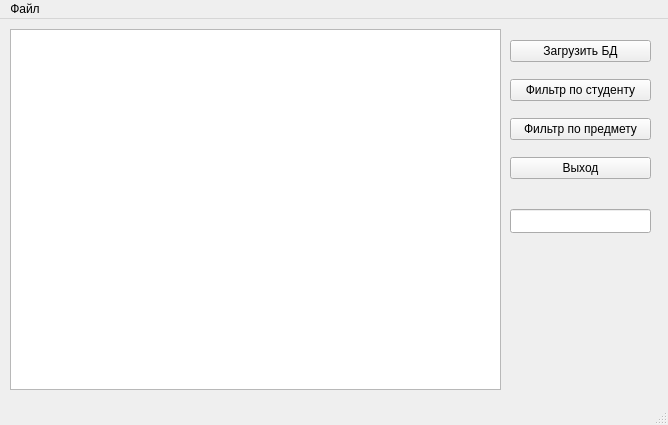
Qt form mainwindow.ui (bashkircoder/StudentActivity) before a commit.
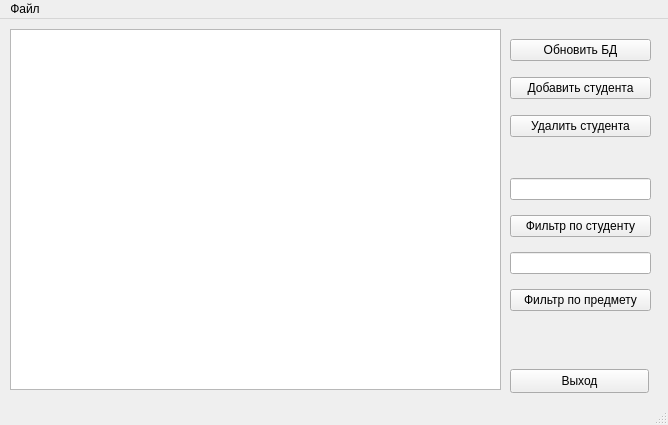
The same form after that commit.

```diff
--- a/mainwindow.ui
+++ b/mainwindow.ui
@@ -30,16 +30,45 @@
       <x>510</x>
       <y>10</y>
       <width>141</width>
-      <height>161</height>
+      <height>121</height>
      </rect>
     </property>
     <layout class="QVBoxLayout" name="verticalLayout">
      <item>
       <widget class="QPushButton" name="pushButtonDB">
        <property name="text">
-        <string>Загрузить БД</string>
+        <string>Обновить БД</string>
        </property>
       </widget>
+     </item>
+     <item>
+      <widget class="QPushButton" name="pushButtonAdd">
+       <property name="text">
+        <string>Добавить студента</string>
+       </property>
+      </widget>
+     </item>
+     <item>
+      <widget class="QPushButton" name="pushButton">
+       <property name="text">
+        <string>Удалить студента</string>
+       </property>
+      </widget>
+     </item>
+    </layout>
+   </widget>
+   <widget class="QWidget" name="verticalLayoutWidget_2">
+    <property name="geometry">
+     <rect>
+      <x>510</x>
+      <y>150</y>
+      <width>141</width>
+      <height>151</height>
+     </rect>
+    </property>
+    <layout class="QVBoxLayout" name="verticalLayout_2">
+     <item>
+      <widget class="QLineEdit" name="lineEditStud"/>
      </item>
      <item>
       <widget class="QPushButton" name="pushButtonFindStud">
@@ -48,6 +77,9 @@
        </property>
       </widget>
      </item>
+     <item>
+      <widget class="QLineEdit" name="lineEditSubject"/>
+     </item>
      <item>
       <widget class="QPushButton" name="pushButtonFindSubject">
        <property name="text">
@@ -55,24 +87,20 @@
        </property>
       </widget>
      </item>
-     <item>
-      <widget class="QPushButton" name="pushButtonExit">
-       <property name="text">
-        <string>Выход</string>
-       </property>
-      </widget>
-     </item>
     </layout>
    </widget>
-   <widget class="QLineEdit" name="lineEdit">
+   <widget class="QPushButton" name="pushButtonExit">
     <property name="geometry">
      <rect>
       <x>510</x>
-      <y>190</y>
-      <width>141</width>
+      <y>350</y>
+      <width>139</width>
       <height>24</height>
      </rect>
     </property>
+    <property name="text">
+     <string>Выход</string>
+    </property>
    </widget>
   </widget>
   <widget class="QMenuBar" name="menubar">
```
